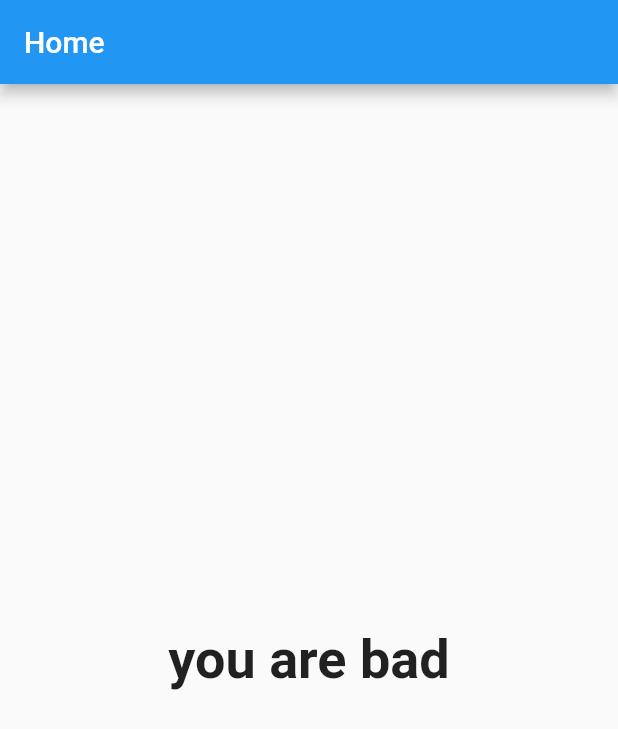
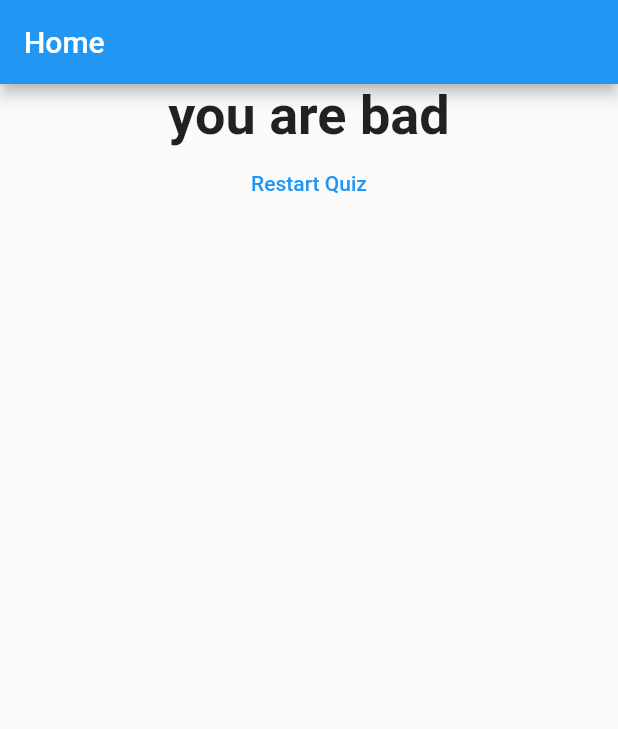
Before and after one commit to sravanpabolu/flutter_guide, a Flutter app: the screen it shows after launch, after a tap on "blue", after a tap on "Bengal Tiger", after a tap on "Hundai i20", on a phone screen of 412 x 824 dp. Shown: the top 729 px of the screen. Run offline on Flutter 3.47's test engine with Material 2 defaults, Android fonts, the phone set to English and light mode, and no system bars.

Commit message:
Reset Quiz - passing functions as pointers

```diff
--- a/lib/main.dart
+++ b/lib/main.dart
@@ -50,6 +50,13 @@ class _MyAppState extends State<MyApp> {
   var _anIndex = 0;
   var _totalScore = 0;
 
+  void _resetQuiz() {
+    setState(() {
+      _anIndex = 0;
+      _totalScore = 0;
+    });
+  }
+
   void _answerQuestion(int score) {
     _totalScore += score;
     setState(() {
@@ -71,7 +78,7 @@ class _MyAppState extends State<MyApp> {
                 anIndex: _anIndex,
                 answerQuestion: _answerQuestion,
                 questions: _questions)
-            : Result(_totalScore),
+            : Result(_totalScore, _resetQuiz),
       ),
     );
   }
--- a/lib/result.dart
+++ b/lib/result.dart
@@ -2,8 +2,9 @@ import 'package:flutter/material.dart';
 
 class Result extends StatelessWidget {
   final int resultScore;
+  final Function resetHandler;
 
-  Result(this.resultScore);
+  Result(this.resultScore, this.resetHandler);
 
   //Getter
   String get resultPhrase {
@@ -25,7 +26,9 @@ class Result extends StatelessWidget {
   @override
   Widget build(BuildContext context) {
     return Center(
-      child: Text(
+      child: Column(
+        children: [
+          Text(
             resultPhrase,
             style: TextStyle(
               fontSize: 36,
@@ -33,6 +36,13 @@ class Result extends StatelessWidget {
             ),
             textAlign: TextAlign.center,
           ),
+          FlatButton(
+            onPressed: resetHandler,
+            child: Text("Restart Quiz"),
+            textColor: Colors.blue,
+            )
+        ],
+      ),
     );
   }
 }
```
Lines whose indentation alone changed are shown as unchanged.
